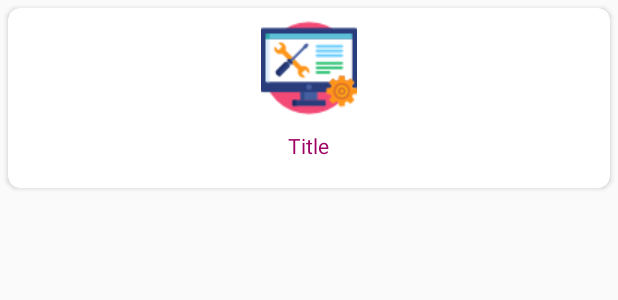
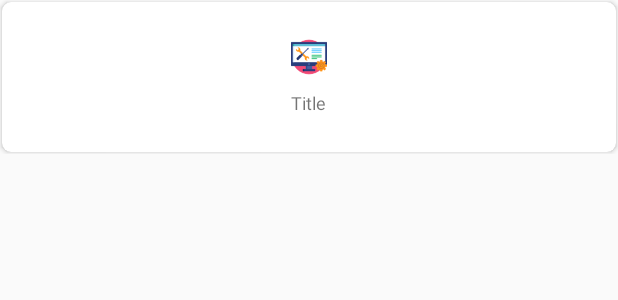
Before and after one commit to tsfapps/Listifo, an Android app: the layout model_icon.xml on its own in the app's theme, with its tools: preview values and no code run, on a phone screen of 412 x 824 dp. Shown: the top 300 px of the screen. Run offline under Robolectric (Android 15) with nearby library versions, the phone set to English and light mode, and no system bars.

Commit message:
Icons added in home page

```diff
--- a/app/src/main/java/com/listifo/listifo/Model/IconModel.java
+++ b/app/src/main/java/com/listifo/listifo/Model/IconModel.java
@@ -5,6 +5,10 @@ public class IconModel {
    private String name;
    private int image;
 
+    public IconModel(String name, int image) {
+        this.name = name;
+        this.image = image;
+    }
 
     public String getName() {
         return name;
--- a/app/src/main/res/layout/model_icon.xml
+++ b/app/src/main/res/layout/model_icon.xml
@@ -8,13 +8,16 @@
     android:layout_height="wrap_content"
     xmlns:app="http://schemas.android.com/apk/res-auto">
     <android.support.v7.widget.CardView
-        android:layout_margin="5dp"
+        android:layout_margin="1dp"
+
         android:layout_width="0dp"
-        android:layout_height="120dp"
-        android:elevation="20dp"
-        app:cardCornerRadius="8dp"
+        android:layout_height="100dp"
+        android:elevation="10dp"
+        app:cardCornerRadius="6dp"
         android:layout_weight="1">
 <LinearLayout
+    android:layout_marginTop="10dp"
+    android:layout_marginBottom="10dp"
     android:gravity="center"
     android:orientation="vertical"
     android:layout_width="match_parent"
@@ -22,15 +25,15 @@
 <ImageView
     android:id="@+id/iv_rec_icon"
     android:src="@drawable/ic_status"
-    android:layout_width="wrap_content"
-    android:layout_height="wrap_content"
+    android:layout_width="24dp"
+    android:layout_height="24dp"
     />
     <TextView
         android:id="@+id/tv_rec_icon"
         android:text="Title"
-        android:textColor="@color/colorPrimary"
-        android:textSize="14sp"
-        android:layout_margin="10dp"
+        android:textStyle="normal"
+        android:textSize="12sp"
+        android:layout_marginTop="10dp"
         android:layout_width="wrap_content"
         android:layout_height="wrap_content" />
 </LinearLayout>
--- a/app/src/main/res/values/colors.xml
+++ b/app/src/main/res/values/colors.xml
@@ -1,8 +1,8 @@
 <?xml version="1.0" encoding="utf-8"?>
 <resources>
-    <color name="colorPrimary">#9e0262</color>
-    <color name="colorPrimaryDark">#9e0262</color>
-    <color name="colorAccent">#D81B60</color>
+    <color name="colorPrimary">#ed6605</color>
+    <color name="colorPrimaryDark">#e76203</color>
+    <color name="colorAccent">#ec5a00</color>
 
 
 
```
Also changed, not shown: app/src/main/AndroidManifest.xml (+11 -2 lines), app/src/main/java/com/listifo/listifo/Activity/MainActivity.java (+65 -11 lines), app/src/main/java/com/listifo/listifo/Adapter/AdapterIcon.java (renamed from app/src/main/java/com/listifo/listifo/Adapter/AdapterOne.java, +8 -6 lines), app/src/main/res/layout/app_bar_main.xml (+0 -8 lines), app/src/main/res/layout/content_main.xml (+33 -2 lines), app/src/main/res/drawable/banner_ecommerce.png (added).
